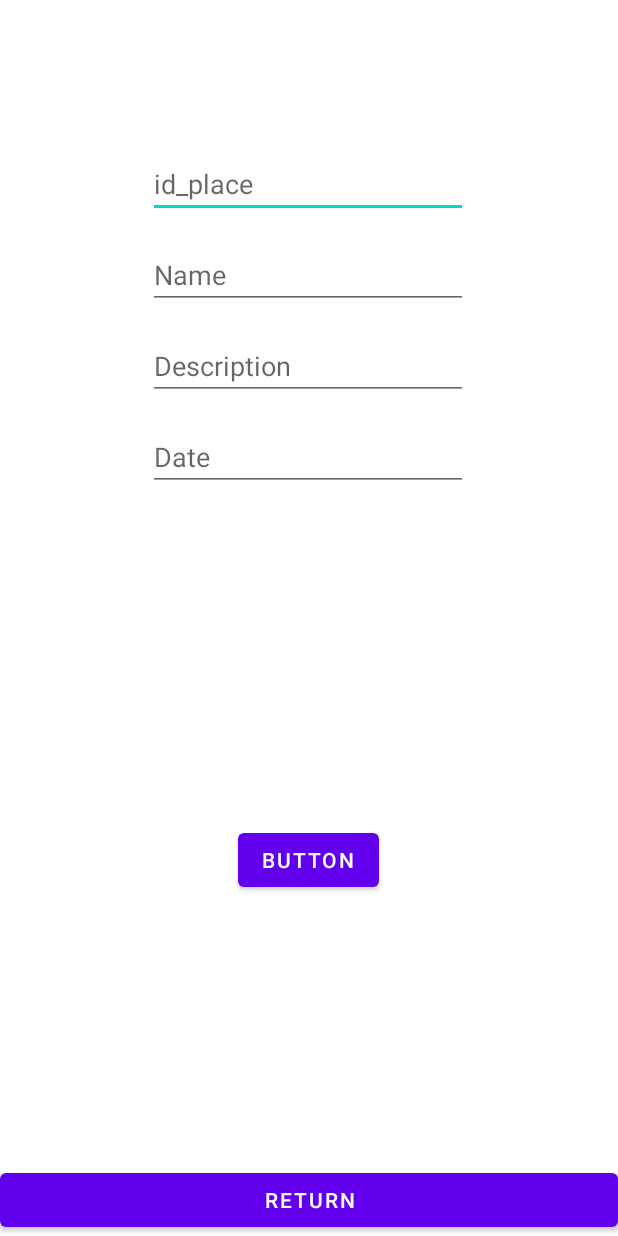
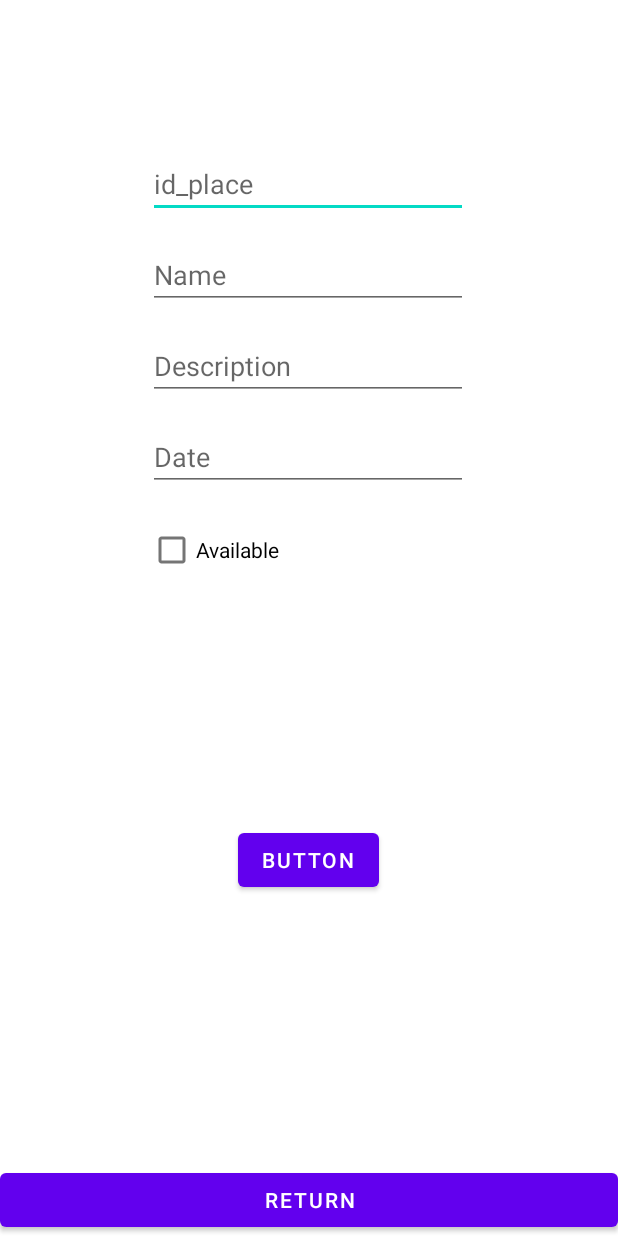
Before and after one commit to Holewalker/Funzones, an Android app: the AddActivity screen opened directly, with no data from a screen before it, on a phone screen of 412 x 824 dp. Run offline under Robolectric (Android 15) with nearby library versions, the phone set to English and light mode, and no system bars; our stand-ins replace Room's generated code.

Commit message:
Translation and some fixes

```diff
--- a/app/build.gradle
+++ b/app/build.gradle
@@ -48,5 +48,7 @@ dependencies {
     //SQLite
     implementation "androidx.room:room-runtime:2.4.3"
     annotationProcessor "androidx.room:room-compiler:2.4.3"
+    //images
+    implementation 'com.squareup.picasso:picasso:2.71828'
 
 }
--- a/app/src/main/AndroidManifest.xml
+++ b/app/src/main/AndroidManifest.xml
@@ -1,6 +1,8 @@
 <?xml version="1.0" encoding="utf-8"?>
 <manifest xmlns:android="http://schemas.android.com/apk/res/android"
     xmlns:tools="http://schemas.android.com/tools" >
+    <uses-permission android:name="android.permission.INTERNET" />
+    <uses-permission android:name="android.permission.MANAGE_EXTERNAL_STORAGE" />
 
     <application
         android:allowBackup="true"
--- a/app/src/main/java/com/svalero/funzones/AddActivity.java
+++ b/app/src/main/java/com/svalero/funzones/AddActivity.java
@@ -11,6 +11,7 @@ import android.database.sqlite.SQLiteConstraintException;
 import android.os.Bundle;
 import android.util.Log;
 import android.view.View;
+import android.widget.CheckBox;
 import android.widget.DatePicker;
 import android.widget.EditText;
 import android.widget.Toast;
@@ -60,6 +61,7 @@ public class AddActivity extends AppCompatActivity {
         EditText addActivityPlaceName = findViewById(R.id.addActivityPlaceName);
         EditText addActivityName = findViewById(R.id.addActivityName);
         EditText addActivityDesc = findViewById(R.id.addActivityDescription);
+        CheckBox addActivityAva= findViewById(R.id.addActivityAvailable);
         addActivityDate = findViewById(R.id.addActivityDate);
         String unfDate = addActivityDate.getText().toString();
         SimpleDateFormat format = new SimpleDateFormat("dd/MM/yyyy", Locale.ENGLISH);
@@ -79,7 +81,7 @@ public class AddActivity extends AppCompatActivity {
         } catch (Exception e) {
             e.printStackTrace();
         }
-        Activity newActivity = new Activity(session.getUserId(), placeId, addActivityName.getText().toString(), addActivityDesc.getText().toString(), formDate);
+        Activity newActivity = new Activity(session.getUserId(), placeId, addActivityName.getText().toString(), addActivityDesc.getText().toString(), formDate, addActivityAva.isChecked());
 
         try {
             if (editActivity != null) {
--- a/app/src/main/res/layout/activity_add_activity.xml
+++ b/app/src/main/res/layout/activity_add_activity.xml
@@ -83,5 +83,16 @@
         app:layout_constraintTop_toTopOf="parent"
         app:layout_constraintVertical_bias="0.708" />
 
+    <CheckBox
+        android:id="@+id/addActivityAvailable"
+        android:layout_width="wrap_content"
+        android:layout_height="wrap_content"
+        android:layout_marginTop="15dp"
+        android:text="@string/Available"
+        app:layout_constraintEnd_toEndOf="@+id/addActivityDate"
+        app:layout_constraintHorizontal_bias="0.0"
+        app:layout_constraintStart_toStartOf="@+id/addActivityDate"
+        app:layout_constraintTop_toBottomOf="@+id/addActivityDate" />
+
 
 </androidx.constraintlayout.widget.ConstraintLayout>
--- a/app/src/main/res/navigation/nav_graph.xml
+++ /dev/null
@@ -1,4 +0,0 @@
-<?xml version="1.0" encoding="utf-8"?>
-<navigation xmlns:android="http://schemas.android.com/apk/res/android"
-             xmlns:app="http://schemas.android.com/apk/res-auto"
-             android:id="@+id/nav_graph" />
--- a/app/src/main/res/values/strings.xml
+++ b/app/src/main/res/values/strings.xml
@@ -21,5 +21,7 @@
     <string name="Share">Share</string>
     <string name="Delete">Delete</string>
     <string name="Edit">Edit</string>
+    <string name="Available">Available</string>
+    <string name="NotAvailable">Not Available</string>
 
 </resources>
```
Also changed, not shown: app/src/main/java/com/svalero/funzones/Login.java (+35 -0 lines), app/src/main/java/com/svalero/funzones/adapter/ActivityAdapter.java (+7 -1 lines), app/src/main/java/com/svalero/funzones/domain/Activity.java (+6 -7 lines), app/src/main/res/layout/activity_item.xml (+11 -5 lines), app/src/main/res/layout/activity_login.xml (+13 -0 lines), 1 other file.
